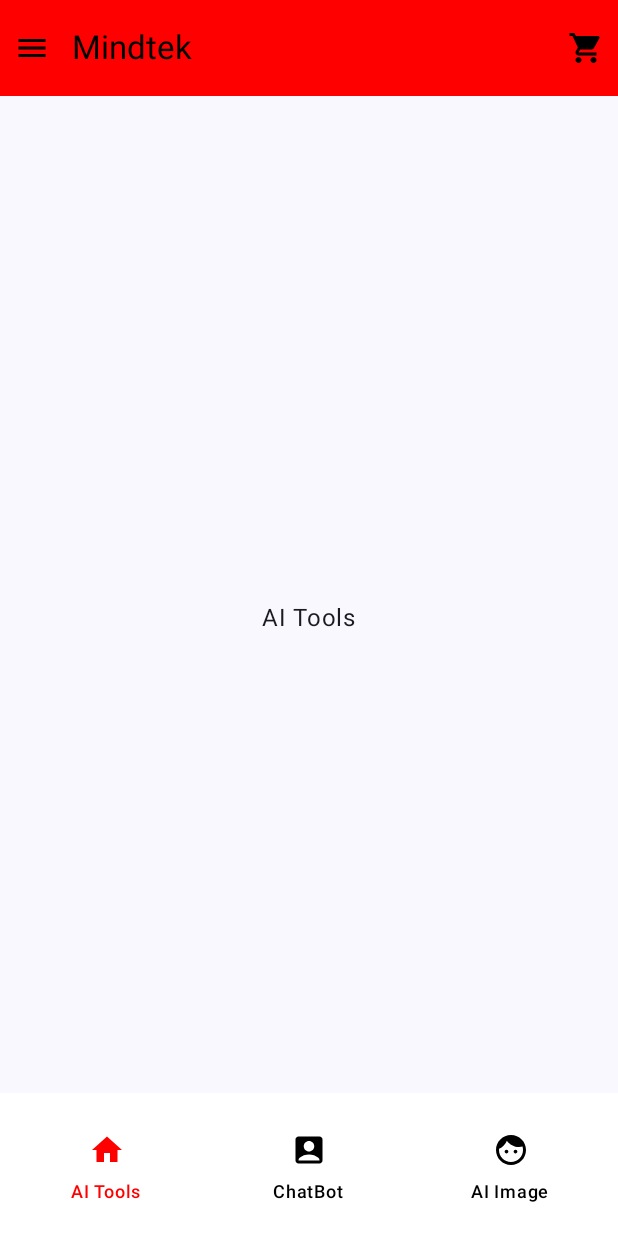
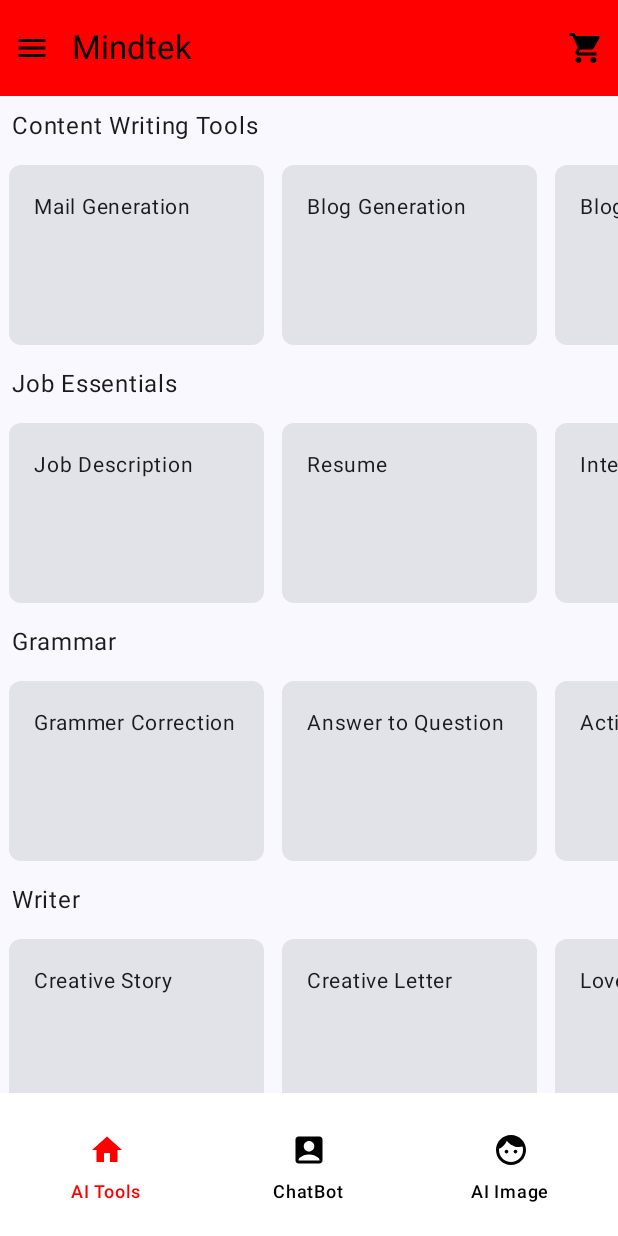
Before and after one commit to MohammadSaifAnsari/MindTek-AI, an Android app built with Jetpack Compose: the screen it shows after launch (MainActivity), on a phone screen of 412 x 824 dp. Run offline under Robolectric (Android 15) with nearby library versions, the phone set to English and light mode, and no system bars.

Commit message:
Created tool data, tool item ,tool screen and toolActivity

```diff
--- a/app/build.gradle.kts
+++ b/app/build.gradle.kts
@@ -35,6 +35,7 @@ android {
     }
     buildFeatures {
         compose = true
+        viewBinding = true
     }
     composeOptions {
         kotlinCompilerExtensionVersion = "1.5.1"
--- a/app/src/main/java/com/mohdsaifansari/mindtek/MainActivity.kt
+++ b/app/src/main/java/com/mohdsaifansari/mindtek/MainActivity.kt
@@ -1,6 +1,7 @@
 package com.mohdsaifansari.mindtek
 
 import android.annotation.SuppressLint
+import android.content.Context
 import android.graphics.Bitmap
 import android.net.Uri
 import android.os.Bundle
@@ -8,7 +9,6 @@ import androidx.activity.ComponentActivity
 import androidx.activity.compose.setContent
 import androidx.activity.enableEdgeToEdge
 import androidx.activity.result.PickVisualMediaRequest
-import androidx.activity.result.contract.ActivityResultContract
 import androidx.activity.result.contract.ActivityResultContracts
 import androidx.compose.foundation.Image
 import androidx.compose.foundation.clickable
@@ -19,7 +19,6 @@ import androidx.compose.foundation.layout.Row
 import androidx.compose.foundation.layout.Spacer
 import androidx.compose.foundation.layout.fillMaxSize
 import androidx.compose.foundation.layout.fillMaxWidth
-import androidx.compose.foundation.layout.height
 import androidx.compose.foundation.layout.padding
 import androidx.compose.foundation.layout.size
 import androidx.compose.foundation.layout.width
@@ -43,8 +42,6 @@ import androidx.compose.ui.draw.clip
 import androidx.compose.ui.graphics.asImageBitmap
 import androidx.compose.ui.layout.ContentScale
 import androidx.compose.ui.platform.LocalContext
-import androidx.compose.ui.tooling.preview.Preview
-import androidx.compose.ui.tooling.preview.PreviewParameter
 import androidx.compose.ui.unit.dp
 import androidx.core.graphics.drawable.toBitmap
 import androidx.lifecycle.viewmodel.compose.viewModel
@@ -57,14 +54,14 @@ import coil.compose.rememberAsyncImagePainter
 import coil.request.ImageRequest
 import coil.size.Size
 import com.mohdsaifansari.mindtek.ui.theme.AImageScreen
-import com.mohdsaifansari.mindtek.ui.theme.AiToolScreen
+import com.mohdsaifansari.mindtek.ui.theme.ChatBot.ChatHeader
 import com.mohdsaifansari.mindtek.ui.theme.ChatBot.ChatUiState
 import com.mohdsaifansari.mindtek.ui.theme.ChatBot.ChatViewModel
 import com.mohdsaifansari.mindtek.ui.theme.ChatBot.ModalChatBox
 import com.mohdsaifansari.mindtek.ui.theme.ChatBot.UserChatBox
-import com.mohdsaifansari.mindtek.ui.theme.ChatBotAi.ChatHeader
 import com.mohdsaifansari.mindtek.ui.theme.Components.BottomNavItem
 import com.mohdsaifansari.mindtek.ui.theme.Components.MainBottomNavigation
+import com.mohdsaifansari.mindtek.ui.theme.AITool.MainAiToolScreen
 import com.mohdsaifansari.mindtek.ui.theme.MindtekTheme
 import kotlinx.coroutines.flow.MutableStateFlow
 import kotlinx.coroutines.flow.update
@@ -85,6 +82,8 @@ class MainActivity : ComponentActivity() {
 
     }
 
+    val context = this@MainActivity
+
     override fun onCreate(savedInstanceState: Bundle?) {
         super.onCreate(savedInstanceState)
         enableEdgeToEdge()
@@ -94,7 +93,8 @@ class MainActivity : ComponentActivity() {
                     modifier = Modifier.fillMaxSize(),
                     color = MaterialTheme.colorScheme.background
                 ) {
-                    MainEntryPoint()
+
+                    MainEntryPoint(context)
                 }
 
             }
@@ -103,22 +103,22 @@ class MainActivity : ComponentActivity() {
 
     @SuppressLint("UnusedMaterial3ScaffoldPaddingParameter")
     @Composable
-    fun MainEntryPoint(){
+    fun MainEntryPoint( context: Context){
         val navController = rememberNavController()
         Scaffold(topBar = {
             ChatHeader()
         }, bottomBar = {
             MainBottomNavigation(navController = navController)
         }) {innerPadding->
-            MainNavigation(navHostController = navController,innerPadding)
+            MainNavigation(navHostController = navController,innerPadding,context)
         }
     }
     @Composable
-    fun MainNavigation(navHostController : NavHostController, padding:PaddingValues){
+    fun MainNavigation(navHostController : NavHostController, padding:PaddingValues,context: Context){
         NavHost(navController = navHostController, startDestination = BottomNavItem.AItools.route )
         {
             composable(BottomNavItem.AItools.route){
-                AiToolScreen()
+                MainAiToolScreen(padding,context)
             }
             composable(BottomNavItem.ChatBot.route){
                 ChatScreen(paddingValues = padding)
@@ -150,7 +150,8 @@ class MainActivity : ComponentActivity() {
 
         val bitmap = getBitmap()
         Column(
-            modifier = Modifier.padding(paddingValues)
+            modifier = Modifier
+                .padding(paddingValues)
                 .fillMaxSize(),
             verticalArrangement = Arrangement.Bottom
         ) {
--- /dev/null
+++ b/app/src/main/java/com/mohdsaifansari/mindtek/ui/theme/AITool/AIToolScreen.kt
@@ -0,0 +1,208 @@
+package com.mohdsaifansari.mindtek.ui.theme.AITool
+
+import android.content.ContentValues.TAG
+import android.content.Context
+import android.content.Intent
+import android.util.Log
+import androidx.compose.foundation.clickable
+import androidx.compose.foundation.layout.Column
+import androidx.compose.foundation.layout.PaddingValues
+import androidx.compose.foundation.layout.fillMaxSize
+import androidx.compose.foundation.layout.padding
+import androidx.compose.foundation.layout.size
+import androidx.compose.foundation.lazy.LazyRow
+import androidx.compose.foundation.lazy.items
+import androidx.compose.foundation.rememberScrollState
+import androidx.compose.foundation.shape.RoundedCornerShape
+import androidx.compose.foundation.verticalScroll
+import androidx.compose.material.icons.Icons
+import androidx.compose.material.icons.filled.ArrowBack
+import androidx.compose.material.icons.filled.ShoppingCart
+import androidx.compose.material3.Card
+import androidx.compose.material3.ExperimentalMaterial3Api
+import androidx.compose.material3.Icon
+import androidx.compose.material3.Text
+import androidx.compose.material3.TopAppBar
+import androidx.compose.material3.TopAppBarColors
+import androidx.compose.runtime.Composable
+import androidx.compose.runtime.mutableStateOf
+import androidx.compose.runtime.remember
+import androidx.compose.ui.Modifier
+import androidx.compose.ui.graphics.Color
+import androidx.compose.ui.text.font.FontStyle
+import androidx.compose.ui.text.style.TextAlign
+import androidx.compose.ui.unit.dp
+import androidx.compose.ui.unit.sp
+import com.mohdsaifansari.mindtek.ui.theme.AITool.Data.ToolData
+import com.mohdsaifansari.mindtek.ui.theme.AITool.Data.ToolItem
+
+
+@Composable
+fun MainAiToolScreen(paddingValues: PaddingValues, context: Context) {
+
+
+    val itemContent = listOf(
+        "Mail Generation",
+        "Blog Generation",
+        "Blog Section",
+        "Blog Ideas",
+        "Paragraph Generator",
+        "Generate Article"
+    )
+    val itemJob = listOf(
+        "Job Description",
+        "Resume",
+        "Interview Questions"
+    )
+    val itemGrammar = listOf(
+        "Grammer Correction",
+        "Answer to Question",
+        "Active to Passive",
+        "Passive to Active"
+    )
+    val itemWriter = listOf(
+        "Creative Story",
+        "Creative Letter",
+        "Love Letter",
+        "Poems",
+        "Song Lyrics",
+        "Food Recipe"
+    )
+
+
+    Column(
+        modifier = Modifier
+            .fillMaxSize()
+            .padding(paddingValues)
+            .verticalScroll(rememberScrollState())
+    ) {
+        Text(text = "Content Writing Tools", modifier = Modifier.padding(8.dp))
+        ScrollableCardView(itemContent, context)
+        Text(text = "Job Essentials", modifier = Modifier.padding(8.dp))
+        ScrollableCardView(itemJob)
+        Text(text = "Grammar", modifier = Modifier.padding(8.dp))
+        ScrollableCardView(itemGrammar)
+        Text(text = "Writer", modifier = Modifier.padding(8.dp))
+        ScrollableCardView(itemWriter)
+        Text(text = "Writer", modifier = Modifier.padding(8.dp))
+        ScrollableCardView(itemWriter)
+    }
+
+}
+
+@Composable
+fun ScrollableCardView(items: List<String>) {
+    LazyRow {
+        items(
+            items
+        ) { item ->
+            Card(
+                modifier = Modifier
+                    .padding(6.dp)
+                    .size(170.dp, 120.dp)
+                    .clickable {
+
+                    },
+                shape = RoundedCornerShape(8.dp)
+            ) {
+                Text(
+                    text = item, textAlign = TextAlign.Center, fontSize = 14.sp,
+                    modifier = Modifier.padding(16.dp)
+                )
+            }
+        }
+    }
+}
+
+@Composable
+fun ScrollableCardView(items: List<String>, context: Context) {
+    LazyRow {
+        items(
+            items
+        ) { item ->
+            Card(
+                modifier = Modifier
+                    .padding(6.dp)
+                    .size(170.dp, 120.dp)
+                    .clickable {
+                        val title = ToolData(item).title
+                        Log.d("saif123", title.toString())
+                        MySwitchCase(title = title, context = context)
+                    },
+                shape = RoundedCornerShape(8.dp)
+            ) {
+                Text(
+                    text = item, textAlign = TextAlign.Center, fontSize = 14.sp,
+                    modifier = Modifier.padding(16.dp)
+                )
+            }
+        }
+    }
+}
+
+fun MySwitchCase(title: String?, context: Context) {
+
+    if (title == ToolItem.MailGeneration.title) {
+        val intent = Intent(context, ToolsActivity::class.java)
+        intent.putExtra("TOOL_TITLE", ToolItem.MailGeneration.title)
+        intent.putExtra("TOOL_SUBTITLE", ToolItem.MailGeneration.subTitle)
+        context.startActivity(intent)
+    } else if (title == ToolItem.BlogGeneration.title) {
+        val intent = Intent(context, ToolsActivity::class.java)
+        intent.putExtra("TOOL_TITLE", ToolItem.BlogGeneration.title)
+        intent.putExtra("TOOL_SUBTITLE", ToolItem.BlogGeneration.subTitle)
+        context.startActivity(intent)
+    } else if (title == ToolItem.BlogSection.title) {
+        val intent = Intent(context, ToolsActivity::class.java)
+        intent.putExtra("TOOL_TITLE", ToolItem.BlogSection.title)
+        intent.putExtra("TOOL_SUBTITLE", ToolItem.BlogSection.subTitle)
+        context.startActivity(intent)
+    } else if (title == ToolItem.BlogIdeas.title) {
+        val intent = Intent(context, ToolsActivity::class.java)
+        intent.putExtra("TOOL_TITLE", ToolItem.BlogIdeas.title)
+        intent.putExtra("TOOL_SUBTITLE", ToolItem.BlogIdeas.subTitle)
+        context.startActivity(intent)
+    } else if (title == ToolItem.ParagraphGenerator.title) {
+        val intent = Intent(context, ToolsActivity::class.java)
+        intent.putExtra("TOOL_TITLE", ToolItem.ParagraphGenerator.title)
+        intent.putExtra("TOOL_SUBTITLE", ToolItem.ParagraphGenerator.subTitle)
+        context.startActivity(intent)
+    } else  {
+        val intent = Intent(context, ToolsActivity::class.java)
+        intent.putExtra("TOOL_TITLE", ToolItem.GenerateArticle.title)
+        intent.putExtra("TOOL_SUBTITLE", ToolItem.GenerateArticle.subTitle)
+        context.startActivity(intent)
+    }
+}
+
+@OptIn(ExperimentalMaterial3Api::class)
+@Composable
+fun ToolsHeader(title: String) {
+    TopAppBar(
+        title = {
+            Text(
+                text = title, modifier = Modifier.padding(5.dp),
+                fontStyle = FontStyle.Normal
+            )
+        },
+        colors = TopAppBarColors(
+            containerColor = Color.Red,
+            titleContentColor = Color.Black,
+            actionIconContentColor = Color.Black,
+            navigationIconContentColor = Color.Black,
+            scrolledContainerColor = Color.White
+        ), navigationIcon = {
+            Icon(
+                imageVector = Icons.Default.ArrowBack,
+                modifier = Modifier.padding(5.dp),
+                contentDescription = null
+            )
+        }, actions = {
+            Icon(
+                imageVector = Icons.Default.ShoppingCart,
+                modifier = Modifier.padding(5.dp),
+                contentDescription = null
+            )
+        }
+    )
+}
--- /dev/null
+++ b/app/src/main/java/com/mohdsaifansari/mindtek/ui/theme/AITool/Data/ToolData.kt
@@ -0,0 +1,2 @@
+package com.mohdsaifansari.mindtek.ui.theme.AITool.Data
+data class ToolData(val title:String?)
--- a/app/src/main/java/com/mohdsaifansari/mindtek/ui/theme/AIToolScreen.kt
+++ /dev/null
@@ -1,15 +0,0 @@
-package com.mohdsaifansari.mindtek.ui.theme
-
-import androidx.compose.foundation.layout.Box
-import androidx.compose.foundation.layout.fillMaxSize
-import androidx.compose.material3.Text
-import androidx.compose.runtime.Composable
-import androidx.compose.ui.Alignment
-import androidx.compose.ui.Modifier
-
-@Composable
-fun AiToolScreen(){
-    Box(modifier = Modifier.fillMaxSize()){
-        Text(text = "AI Tools", modifier = Modifier.align(Alignment.Center))
-    }
-}
--- a/app/src/main/java/com/mohdsaifansari/mindtek/ui/theme/ChatBot/ChatUi.kt
+++ b/app/src/main/java/com/mohdsaifansari/mindtek/ui/theme/ChatBot/ChatUi.kt
@@ -17,13 +17,18 @@ import androidx.compose.foundation.lazy.LazyColumn
 import androidx.compose.foundation.lazy.itemsIndexed
 import androidx.compose.foundation.shape.RoundedCornerShape
 import androidx.compose.material.icons.Icons
+import androidx.compose.material.icons.filled.Menu
+import androidx.compose.material.icons.filled.ShoppingCart
 import androidx.compose.material.icons.rounded.AddCircle
 import androidx.compose.material3.Card
 import androidx.compose.material3.CardColors
 import androidx.compose.material3.CardElevation
+import androidx.compose.material3.ExperimentalMaterial3Api
 import androidx.compose.material3.Icon
 import androidx.compose.material3.MaterialTheme
 import androidx.compose.material3.Text
+import androidx.compose.material3.TopAppBar
+import androidx.compose.material3.TopAppBarColors
 import androidx.compose.runtime.Composable
 import androidx.compose.runtime.collectAsState
 import androidx.compose.ui.Alignment
@@ -32,6 +37,8 @@ import androidx.compose.ui.draw.clip
 import androidx.compose.ui.graphics.Color
 import androidx.compose.ui.graphics.asImageBitmap
 import androidx.compose.ui.layout.ContentScale
+import androidx.compose.ui.text.font.FontStyle
+import androidx.compose.ui.tooling.preview.Preview
 import androidx.compose.ui.unit.dp
 import androidx.compose.ui.unit.sp
 import androidx.lifecycle.viewmodel.compose.viewModel
@@ -98,3 +105,34 @@ fun ModalChatBox(response: String) {
 
 
 }
+
+
+@OptIn(ExperimentalMaterial3Api::class)
+@Composable
+fun ChatHeader() {
+    TopAppBar(
+        title = {
+            Text(text = "Mindtek", modifier = Modifier.padding(5.dp),
+                fontStyle = FontStyle.Normal)
+        },
+        colors = TopAppBarColors(
+            containerColor = Color.Red,
+            titleContentColor = Color.Black,
+            actionIconContentColor = Color.Black,
+            navigationIconContentColor = Color.Black,
+            scrolledContainerColor = Color.White
+        ), navigationIcon = {
+            Icon(
+                imageVector = Icons.Default.Menu,
+                modifier = Modifier.padding(5.dp),
+                contentDescription = null
+            )
+        }, actions = {
+            Icon(
+                imageVector = Icons.Default.ShoppingCart,
+                modifier = Modifier.padding(5.dp),
+                contentDescription = null
+            )
+        }
+    )
+}
--- a/app/src/main/java/com/mohdsaifansari/mindtek/ui/theme/ChatBotAi/ChatBotScreen.kt
+++ b/app/src/main/java/com/mohdsaifansari/mindtek/ui/theme/ChatBotAi/ChatBotScreen.kt
@@ -74,36 +74,7 @@ fun ChatBot(
     }
 }
 
-@Preview(showBackground = true)
-@OptIn(ExperimentalMaterial3Api::class)
-@Composable
-fun ChatHeader() {
-    TopAppBar(
-        title = {
-            Text(text = "Mindtek", modifier = Modifier.padding(5.dp),
-                fontStyle = FontStyle.Normal)
-        },
-        colors = TopAppBarColors(
-            containerColor = Color.Red,
-            titleContentColor = Color.Black,
-            actionIconContentColor = Color.Black,
-            navigationIconContentColor = Color.Black,
-            scrolledContainerColor = Color.White
-        ), navigationIcon = {
-            Icon(
-                imageVector = Icons.Default.Menu,
-                modifier = Modifier.padding(5.dp),
-                contentDescription = null
-            )
-        }, actions = {
-            Icon(
-                imageVector = Icons.Default.ShoppingCart,
-                modifier = Modifier.padding(5.dp),
-                contentDescription = null
-            )
-        }
-    )
-}
+
 
 
 @Composable
```
Also changed, not shown: app/src/main/AndroidManifest.xml (+8 -3 lines), app/src/main/java/com/mohdsaifansari/mindtek/ui/theme/AITool/Data/ToolItem.kt (added, +18 -0 lines), app/src/main/java/com/mohdsaifansari/mindtek/ui/theme/AITool/ToolsActivity.kt (added, +87 -0 lines), app/src/main/java/com/mohdsaifansari/mindtek/ui/theme/Components/BottomNavRecipe.kt (+6 -17 lines), gradle/libs.versions.toml (+13 -1 lines), app/src/main/java/com/mohdsaifansari/mindtek/ui/theme/Theme.kt (indentation only), app/src/main/java/com/mohdsaifansari/mindtek/ui/theme/Type.kt (indentation only).
